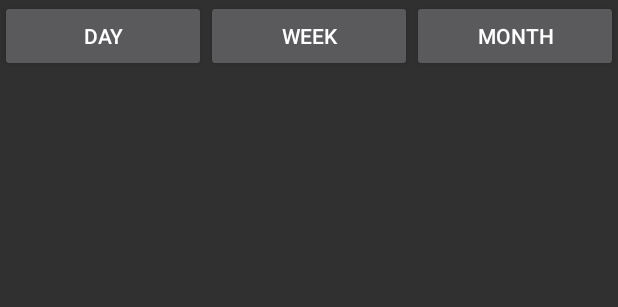
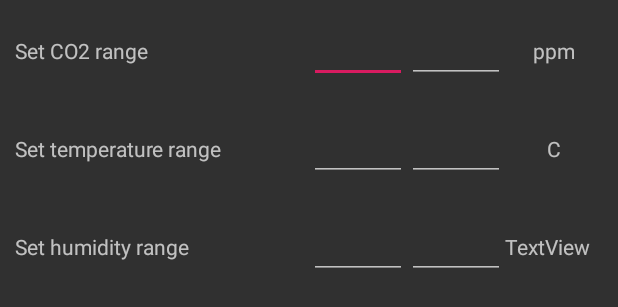
Before and after one commit to Evalis/WineCellarSensor, an Android app: the layout activity_settings.xml on its own in the app's theme, with its tools: preview values and no code run, on a phone screen of 412 x 824 dp. Shown: the top 307 px of the screen. Run offline under Robolectric (Android 15) with nearby library versions, the phone set to English and light mode, and no system bars.

Commit message:
settings view

```diff
--- a/app/src/main/res/layout/activity_settings.xml
+++ b/app/src/main/res/layout/activity_settings.xml
@@ -3,30 +3,117 @@
     android:orientation="vertical" android:layout_width="match_parent"
     android:layout_height="match_parent">
 
-   <LinearLayout
+    <TableLayout
         android:layout_width="match_parent"
+        android:layout_height="match_parent">
+
+        <TableRow
+            android:layout_width="match_parent"
+            android:layout_height="match_parent"
+            android:layout_margin="10dp" >
+
+            <TextView
+                android:id="@+id/co2setting"
+                android:layout_width="0dp"
+                android:layout_weight="3"
                 android:layout_height="wrap_content"
-       android:orientation="horizontal">
+                android:text="Set CO2 range" />
 
-       <Button
+            <EditText
+                android:id="@+id/min_value_co2"
                 android:layout_width="0dp"
                 android:layout_height="wrap_content"
-           android:text="day"
                 android:layout_weight="1"
-       />
+                android:ems="10"
+                android:inputType="number" />
 
-    <Button
+            <EditText
+                android:id="@+id/max_value_co2"
+                android:layout_width="0dp"
+                android:layout_weight="1"
+                android:layout_height="wrap_content"
+                android:ems="10"
+                android:inputType="number" />
+
+            <TextView
+                android:id="@+id/co2_measure_unit"
+                android:layout_width="0dp"
+                android:layout_weight="1"
+                android:layout_height="wrap_content"
+                android:text="ppm"
+                android:gravity="center"/>
+        </TableRow>
+        <TableRow
+            android:layout_width="match_parent"
+            android:layout_height="match_parent"
+            android:layout_margin="10dp" >
+
+            <TextView
+                android:id="@+id/tempSetting"
+                android:layout_width="0dp"
+                android:layout_weight="3"
+                android:layout_height="wrap_content"
+                android:text="Set temperature range" />
+
+            <EditText
+                android:id="@+id/min_value_temp"
                 android:layout_width="0dp"
                 android:layout_height="wrap_content"
-        android:text="week"
                 android:layout_weight="1"
-        />
-    <Button
+                android:ems="10"
+                android:inputType="number" />
+
+            <EditText
+                android:id="@+id/max_value_temp"
+                android:layout_width="0dp"
+                android:layout_weight="1"
+                android:layout_height="wrap_content"
+                android:ems="10"
+                android:inputType="number" />
+
+            <TextView
+                android:id="@+id/temp_measure_unit"
+                android:layout_width="0dp"
+                android:layout_weight="1"
+                android:layout_height="wrap_content"
+                android:text="C"
+                android:gravity="center"/>
+        </TableRow>
+        <TableRow
+        android:layout_width="match_parent"
+        android:layout_height="match_parent"
+        android:layout_margin="10dp" >
+
+        <TextView
+            android:id="@+id/humidity_setting"
+            android:layout_width="0dp"
+            android:layout_weight="3"
+            android:layout_height="wrap_content"
+            android:text="Set humidity range" />
+
+        <EditText
+            android:id="@+id/min_value_hum"
             android:layout_width="0dp"
             android:layout_height="wrap_content"
-        android:text="month"
             android:layout_weight="1"
-        />
+            android:ems="10"
+            android:inputType="number" />
 
+        <EditText
+            android:id="@+id/max_value_hum"
+            android:layout_width="0dp"
+            android:layout_weight="1"
+            android:layout_height="wrap_content"
+            android:ems="10"
+            android:inputType="number" />
+
+        <TextView
+            android:id="@+id/humidity_measure_unit"
+            android:layout_width="0dp"
+            android:layout_weight="1"
+            android:layout_height="wrap_content"
+            android:text="TextView" />
+    </TableRow>
+
+    </TableLayout>
 </LinearLayout>
-</LinearLayout>
```
Lines whose indentation alone changed are shown as unchanged.
